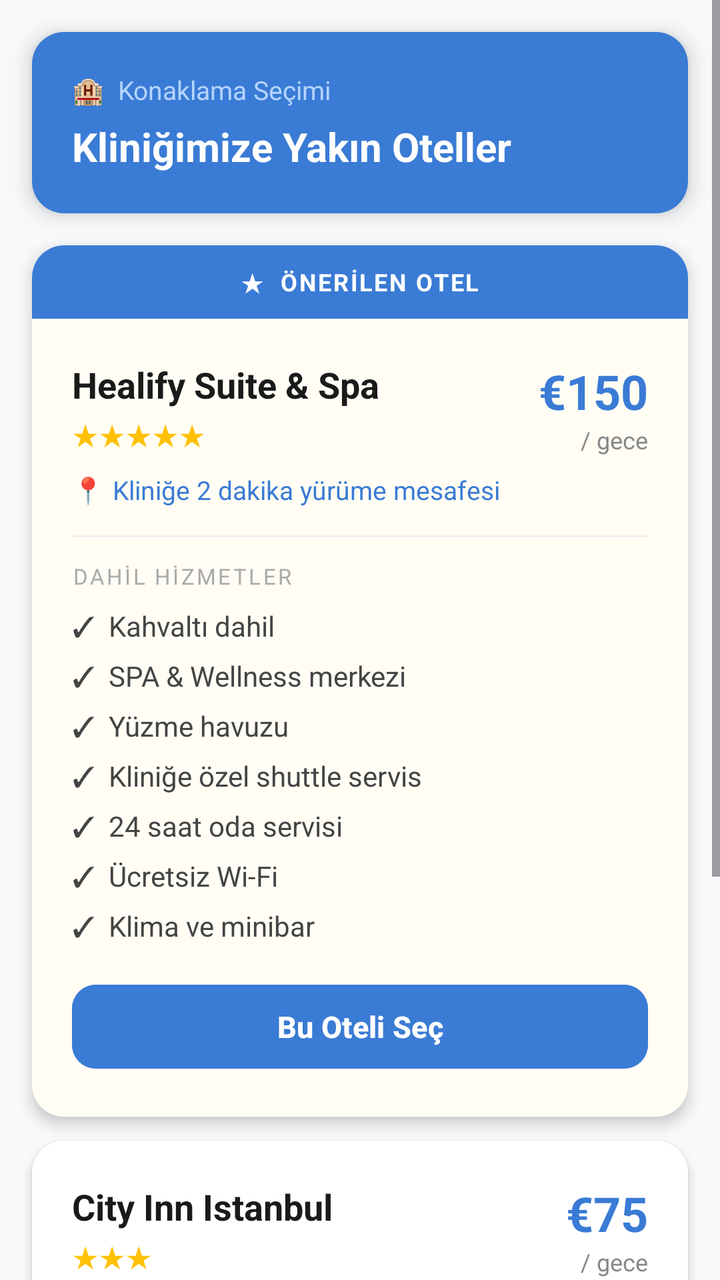
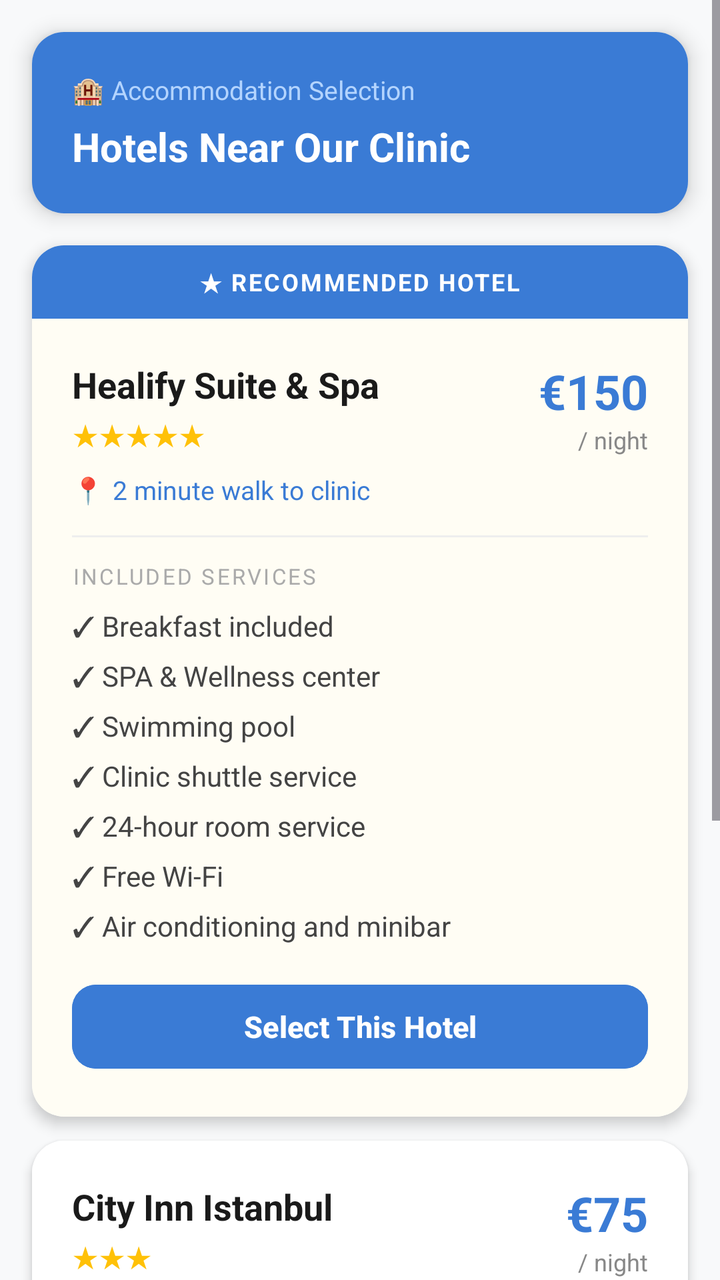

Before-and-after screenshots of an Android layout around one commit, followed by the original layout XML and the change that was made.
<!-- AndroidManifest.xml: application theme Theme.HealifyApp -->
<!-- res/layout/fragment_hotel.xml -->
<?xml version="1.0" encoding="utf-8"?>
<ScrollView xmlns:android="http://schemas.android.com/apk/res/android"
    xmlns:app="http://schemas.android.com/apk/res-auto"
    android:layout_width="match_parent"
    android:layout_height="match_parent"
    android:background="#F8F9FA"
    android:fillViewport="true">

    <LinearLayout
        android:layout_width="match_parent"
        android:layout_height="wrap_content"
        android:orientation="vertical"
        android:paddingBottom="40dp">

        
        <androidx.cardview.widget.CardView
            android:layout_width="match_parent"
            android:layout_height="wrap_content"
            android:layout_marginStart="16dp"
            android:layout_marginEnd="16dp"
            android:layout_marginTop="16dp"
            app:cardCornerRadius="16dp"
            app:cardElevation="6dp">
            <LinearLayout
                android:layout_width="match_parent"
                android:layout_height="wrap_content"
                android:orientation="vertical"
                android:padding="20dp"
                android:background="#3A7BD5">
                <TextView
                    android:layout_width="wrap_content"
                    android:layout_height="wrap_content"
                    android:text="🏨  Konaklama Seçimi"
                    android:textColor="#B3D4FF"
                    android:textSize="13sp" />
                <TextView
                    android:layout_width="wrap_content"
                    android:layout_height="wrap_content"
                    android:text="Kliniğimize Yakın Oteller"
                    android:textColor="#FFFFFF"
                    android:textSize="20sp"
                    android:textStyle="bold"
                    android:layout_marginTop="6dp" />
            </LinearLayout>
        </androidx.cardview.widget.CardView>

        
        <androidx.cardview.widget.CardView
            android:layout_width="match_parent"
            android:layout_height="wrap_content"
            android:layout_marginStart="16dp"
            android:layout_marginEnd="16dp"
            android:layout_marginTop="16dp"
            app:cardCornerRadius="16dp"
            app:cardElevation="4dp">
            <LinearLayout
                android:layout_width="match_parent"
                android:layout_height="wrap_content"
                android:orientation="vertical"
                android:background="#FFFDF4">

                
                <LinearLayout
                    android:layout_width="match_parent"
                    android:layout_height="wrap_content"
                    android:orientation="horizontal"
                    android:background="#3A7BD5"
                    android:padding="10dp"
                    android:gravity="center">
                    <TextView
                        android:layout_width="wrap_content"
                        android:layout_height="wrap_content"
                        android:text="★  ÖNERİLEN OTEL"
                        android:textColor="#FFFFFF"
                        android:textSize="12sp"
                        android:textStyle="bold"
                        android:letterSpacing="0.08" />
                </LinearLayout>

                <LinearLayout
                    android:layout_width="match_parent"
                    android:layout_height="wrap_content"
                    android:orientation="vertical"
                    android:padding="20dp">

                    <LinearLayout
                        android:layout_width="match_parent"
                        android:layout_height="wrap_content"
                        android:orientation="horizontal"
                        android:gravity="center_vertical">
                        <LinearLayout
                            android:layout_width="0dp"
                            android:layout_height="wrap_content"
                            android:layout_weight="1"
                            android:orientation="vertical">
                            <TextView
                                android:layout_width="wrap_content"
                                android:layout_height="wrap_content"
                                android:text="Healify Suite &amp; Spa"
                                android:textColor="#1A1A1A"
                                android:textSize="18sp"
                                android:textStyle="bold" />
                            <TextView
                                android:layout_width="wrap_content"
                                android:layout_height="wrap_content"
                                android:text="★★★★★"
                                android:textColor="#FFC107"
                                android:textSize="15sp"
                                android:layout_marginTop="2dp" />
                        </LinearLayout>
                        <LinearLayout
                            android:layout_width="wrap_content"
                            android:layout_height="wrap_content"
                            android:orientation="vertical"
                            android:gravity="end">
                            <TextView
                                android:layout_width="wrap_content"
                                android:layout_height="wrap_content"
                                android:text="€150"
                                android:textColor="#3A7BD5"
                                android:textSize="24sp"
                                android:textStyle="bold" />
                            <TextView
                                android:layout_width="wrap_content"
                                android:layout_height="wrap_content"
                                android:text="/ gece"
                                android:textColor="#888888"
                                android:textSize="12sp" />
                        </LinearLayout>
                    </LinearLayout>

                    <LinearLayout
                        android:layout_width="wrap_content"
                        android:layout_height="wrap_content"
                        android:orientation="horizontal"
                        android:gravity="center_vertical"
                        android:layout_marginTop="8dp">
                        <TextView
                            android:layout_width="wrap_content"
                            android:layout_height="wrap_content"
                            android:text="📍"
                            android:textSize="13sp"
                            android:layout_marginEnd="4dp" />
                        <TextView
                            android:layout_width="wrap_content"
                            android:layout_height="wrap_content"
                            android:text="Kliniğe 2 dakika yürüme mesafesi"
                            android:textColor="#3A7BD5"
                            android:textSize="13sp" />
                    </LinearLayout>

                    <View
                        android:layout_width="match_parent"
                        android:layout_height="1dp"
                        android:background="#EEEEEE"
                        android:layout_marginTop="14dp"
                        android:layout_marginBottom="12dp" />

                    <TextView
                        android:layout_width="wrap_content"
                        android:layout_height="wrap_content"
                        android:text="DAHİL HİZMETLER"
                        android:textColor="#AAAAAA"
                        android:textSize="11sp"
                        android:letterSpacing="0.1"
                        android:layout_marginBottom="8dp" />

                    <TextView
                        android:layout_width="wrap_content"
                        android:layout_height="wrap_content"
                        android:text="✓  Kahvaltı dahil\n✓  SPA &amp; Wellness merkezi\n✓  Yüzme havuzu\n✓  Kliniğe özel shuttle servis\n✓  24 saat oda servisi\n✓  Ücretsiz Wi-Fi\n✓  Klima ve minibar"
                        android:textColor="#444444"
                        android:textSize="14sp"
                        android:lineSpacingExtra="6dp" />

                    <Button
                        android:id="@+id/btnSelectLuxury"
                        android:layout_width="match_parent"
                        android:layout_height="50dp"
                        android:layout_marginTop="16dp"
                        android:text="Bu Oteli Seç"
                        android:textSize="15sp"
                        android:textStyle="bold"
                        android:backgroundTint="#3A7BD5"
                        android:textColor="@android:color/white"
                        app:cornerRadius="12dp" />
                </LinearLayout>
            </LinearLayout>
        </androidx.cardview.widget.CardView>

        
        <androidx.cardview.widget.CardView
            android:layout_width="match_parent"
            android:layout_height="wrap_content"
            android:layout_marginStart="16dp"
            android:layout_marginEnd="16dp"
            android:layout_marginTop="12dp"
            app:cardCornerRadius="16dp"
            app:cardElevation="3dp">
            <LinearLayout
                android:layout_width="match_parent"
                android:layout_height="wrap_content"
                android:orientation="vertical"
                android:padding="20dp"
                android:background="#FFFFFF">

                <LinearLayout
                    android:layout_width="match_parent"
                    android:layout_height="wrap_content"
                    android:orientation="horizontal"
                    android:gravity="center_vertical">
                    <LinearLayout
                        android:layout_width="0dp"
                        android:layout_height="wrap_content"
                        android:layout_weight="1"
                        android:orientation="vertical">
                        <TextView
                            android:layout_width="wrap_content"
                            android:layout_height="wrap_content"
                            android:text="City Inn Istanbul"
                            android:textColor="#1A1A1A"
                            android:textSize="18sp"
                            android:textStyle="bold" />
                        <TextView
                            android:layout_width="wrap_content"
                            android:layout_height="wrap_content"
                            android:text="★★★"
                            android:textColor="#FFC107"
                            android:textSize="15sp"
                            android:layout_marginTop="2dp" />
                    </LinearLayout>
                    <LinearLayout
                        android:layout_width="wrap_content"
                        android:layout_height="wrap_content"
                        android:orientation="vertical"
                        android:gravity="end">
                        <TextView
                            android:layout_width="wrap_content"
                            android:layout_height="wrap_content"
                            android:text="€75"
                            android:textColor="#3A7BD5"
                            android:textSize="24sp"
                            android:textStyle="bold" />
                        <TextView
                            android:layout_width="wrap_content"
                            android:layout_height="wrap_content"
                            android:text="/ gece"
                            android:textColor="#888888"
                            android:textSize="12sp" />
                    </LinearLayout>
                </LinearLayout>

                <LinearLayout
                    android:layout_width="wrap_content"
                    android:layout_height="wrap_content"
                    android:orientation="horizontal"
                    android:gravity="center_vertical"
                    android:layout_marginTop="8dp">
                    <TextView
                        android:layout_width="wrap_content"
                        android:layout_height="wrap_content"
                        android:text="📍"
                        android:textSize="13sp"
                        android:layout_marginEnd="4dp" />
                    <TextView
                        android:layout_width="wrap_content"
                        android:layout_height="wrap_content"
                        android:text="Kliniğe 10 dakika yürüme mesafesi"
                        android:textColor="#888888"
                        android:textSize="13sp" />
                </LinearLayout>

                <View
                    android:layout_width="match_parent"
                    android:layout_height="1dp"
                    android:background="#EEEEEE"
                    android:layout_marginTop="14dp"
                    android:layout_marginBottom="12dp" />

                <TextView
                    android:layout_width="wrap_content"
                    android:layout_height="wrap_content"
                    android:text="DAHİL HİZMETLER"
                    android:textColor="#AAAAAA"
                    android:textSize="11sp"
                    android:letterSpacing="0.1"
                    android:layout_marginBottom="8dp" />

                <TextView
                    android:layout_width="wrap_content"
                    android:layout_height="wrap_content"
                    android:text="✓  Kahvaltı dahil\n✓  Ücretsiz Wi-Fi\n✓  24 saat resepsiyon\n✓  Klima"
                    android:textColor="#444444"
                    android:textSize="14sp"
                    android:lineSpacingExtra="6dp" />

                <com.google.android.material.button.MaterialButton
                    android:id="@+id/btnSelectStandard"
                    style="@style/Widget.MaterialComponents.Button.OutlinedButton"
                    android:layout_width="match_parent"
                    android:layout_height="50dp"
                    android:layout_marginTop="16dp"
                    android:text="Bu Oteli Seç"
                    android:textSize="15sp"
                    android:textStyle="bold"
                    android:textColor="#3A7BD5"
                    app:strokeColor="#3A7BD5"
                    app:strokeWidth="1.5dp"
                    app:cornerRadius="12dp" />

            </LinearLayout>
        </androidx.cardview.widget.CardView>

        
        <androidx.cardview.widget.CardView
            android:id="@+id/cardHotelConfirm"
            android:layout_width="match_parent"
            android:layout_height="wrap_content"
            android:layout_marginStart="16dp"
            android:layout_marginEnd="16dp"
            android:layout_marginTop="16dp"
            android:visibility="gone"
            app:cardCornerRadius="16dp"
            app:cardElevation="4dp">
            <LinearLayout
                android:layout_width="match_parent"
                android:layout_height="wrap_content"
                android:orientation="vertical"
                android:padding="24dp"
                android:gravity="center"
                android:background="#FFFFFF">

                <TextView
                    android:layout_width="64dp"
                    android:layout_height="64dp"
                    android:gravity="center"
                    android:text="✓"
                    android:textSize="30sp"
                    android:textColor="#FFFFFF"
                    android:background="@drawable/bg_date_chip_selected" />

                <TextView
                    android:layout_width="wrap_content"
                    android:layout_height="wrap_content"
                    android:text="Rezervasyonunuz Alındı!"
                    android:textSize="20sp"
                    android:textStyle="bold"
                    android:textColor="#1A1A1A"
                    android:layout_marginTop="16dp" />

                <TextView
                    android:id="@+id/tvConfirmedHotel"
                    android:layout_width="wrap_content"
                    android:layout_height="wrap_content"
                    android:textSize="16sp"
                    android:textColor="#3A7BD5"
                    android:textStyle="bold"
                    android:gravity="center"
                    android:layout_marginTop="8dp" />

                <TextView
                    android:layout_width="wrap_content"
                    android:layout_height="wrap_content"
                    android:text="Seçiminiz kaydedildi."
                    android:textSize="13sp"
                    android:textColor="#888888"
                    android:gravity="center"
                    android:layout_marginTop="10dp" />

            </LinearLayout>
        </androidx.cardview.widget.CardView>

        <Button
            android:id="@+id/btnGoToSummary"
            android:layout_width="match_parent"
            android:layout_height="56dp"
            android:layout_marginStart="16dp"
            android:layout_marginEnd="16dp"
            android:layout_marginTop="14dp"
            android:text="Rezervasyon Özetine Geç  →"
            android:textSize="15sp"
            android:textStyle="bold"
            android:backgroundTint="#3A7BD5"
            android:textColor="@android:color/white"
            android:visibility="gone"
            app:cornerRadius="14dp" />

    </LinearLayout>
</ScrollView>
<!-- resources referenced by this layout -->
<resources>
  <!-- drawable bg_date_chip_selected (drawable) -->
  <?xml version="1.0" encoding="utf-8"?>
  <shape xmlns:android="http://schemas.android.com/apk/res/android"
      android:shape="rectangle">
      <solid android:color="#3A7BD5" />
      <corners android:radius="14dp" />
  </shape>
  <style name="Theme.HealifyApp" parent="Base.Theme.HealifyApp" />
  <style name="Base.Theme.HealifyApp" parent="Theme.Material3.DayNight.NoActionBar">
          
          
      </style>
</resources>

<!-- the commit's change to res/layout/fragment_hotel.xml (unified diff, before → after) -->
@@ -30,22 +30,25 @@
                 <TextView
                     android:layout_width="wrap_content"
                     android:layout_height="wrap_content"
-                    android:text="🏨  Konaklama Seçimi"
+                    android:text="@string/hotel_header"
                     android:textColor="#B3D4FF"
-                    android:textSize="13sp" />
-                <TextView
-                    android:layout_width="wrap_content"
-                    android:layout_height="wrap_content"
-                    android:text="Kliniğimize Yakın Oteller"
+                    android:textSize="13sp"
+                    android:textAlignment="viewStart" />
+                <TextView
+                    android:layout_width="wrap_content"
+                    android:layout_height="wrap_content"
+                    android:text="@string/hotel_near_clinic"
                     android:textColor="#FFFFFF"
                     android:textSize="20sp"
                     android:textStyle="bold"
-                    android:layout_marginTop="6dp" />
+                    android:layout_marginTop="6dp"
+                    android:textAlignment="viewStart" />
             </LinearLayout>
         </androidx.cardview.widget.CardView>
 
         
         <androidx.cardview.widget.CardView
+            android:id="@+id/cardLuxuryHotel"
             android:layout_width="match_parent"
             android:layout_height="wrap_content"
             android:layout_marginStart="16dp"
@@ -70,7 +73,7 @@
                     <TextView
                         android:layout_width="wrap_content"
                         android:layout_height="wrap_content"
-                        android:text="★  ÖNERİLEN OTEL"
+                        android:text="@string/hotel_recommended"
                         android:textColor="#FFFFFF"
                         android:textSize="12sp"
                         android:textStyle="bold"
@@ -99,7 +102,8 @@
                                 android:text="Healify Suite &amp; Spa"
                                 android:textColor="#1A1A1A"
                                 android:textSize="18sp"
-                                android:textStyle="bold" />
+                                android:textStyle="bold"
+                                android:textAlignment="viewStart" />
                             <TextView
                                 android:layout_width="wrap_content"
                                 android:layout_height="wrap_content"
@@ -123,7 +127,7 @@
                             <TextView
                                 android:layout_width="wrap_content"
                                 android:layout_height="wrap_content"
-                                android:text="/ gece"
+                                android:text="@string/hotel_per_night"
                                 android:textColor="#888888"
                                 android:textSize="12sp" />
                         </LinearLayout>
@@ -144,9 +148,10 @@
                         <TextView
                             android:layout_width="wrap_content"
                             android:layout_height="wrap_content"
-                            android:text="Kliniğe 2 dakika yürüme mesafesi"
+                            android:text="@string/hotel_luxury_distance"
                             android:textColor="#3A7BD5"
-                            android:textSize="13sp" />
+                            android:textSize="13sp"
+                            android:textAlignment="viewStart" />
                     </LinearLayout>
 
                     <View
@@ -159,26 +164,28 @@
                     <TextView
                         android:layout_width="wrap_content"
                         android:layout_height="wrap_content"
-                        android:text="DAHİL HİZMETLER"
+                        android:text="@string/hotel_included_services"
                         android:textColor="#AAAAAA"
                         android:textSize="11sp"
                         android:letterSpacing="0.1"
-                        android:layout_marginBottom="8dp" />
+                        android:layout_marginBottom="8dp"
+                        android:textAlignment="viewStart" />
 
                     <TextView
                         android:layout_width="wrap_content"
                         android:layout_height="wrap_content"
-                        android:text="✓  Kahvaltı dahil\n✓  SPA &amp; Wellness merkezi\n✓  Yüzme havuzu\n✓  Kliniğe özel shuttle servis\n✓  24 saat oda servisi\n✓  Ücretsiz Wi-Fi\n✓  Klima ve minibar"
+                        android:text="@string/hotel_luxury_services"
                         android:textColor="#444444"
                         android:textSize="14sp"
-                        android:lineSpacingExtra="6dp" />
+                        android:lineSpacingExtra="6dp"
+                        android:textAlignment="viewStart" />
 
                     <Button
                         android:id="@+id/btnSelectLuxury"
                         android:layout_width="match_parent"
                         android:layout_height="50dp"
                         android:layout_marginTop="16dp"
-                        android:text="Bu Oteli Seç"
+                        android:text="@string/hotel_select_btn"
                         android:textSize="15sp"
                         android:textStyle="bold"
                         android:backgroundTint="#3A7BD5"
@@ -190,6 +197,7 @@
 
         
         <androidx.cardview.widget.CardView
+            android:id="@+id/cardStandardHotel"
             android:layout_width="match_parent"
             android:layout_height="wrap_content"
             android:layout_marginStart="16dp"
@@ -220,7 +228,8 @@
                             android:text="City Inn Istanbul"
                             android:textColor="#1A1A1A"
                             android:textSize="18sp"
-                            android:textStyle="bold" />
+                            android:textStyle="bold"
+                            android:textAlignment="viewStart" />
                         <TextView
                             android:layout_width="wrap_content"
                             android:layout_height="wrap_content"
@@ -244,7 +253,7 @@
                         <TextView
                             android:layout_width="wrap_content"
                             android:layout_height="wrap_content"
-                            android:text="/ gece"
+                            android:text="@string/hotel_per_night"
                             android:textColor="#888888"
                             android:textSize="12sp" />
                     </LinearLayout>
@@ -265,9 +274,10 @@
                     <TextView
                         android:layout_width="wrap_content"
                         android:layout_height="wrap_content"
-                        android:text="Kliniğe 10 dakika yürüme mesafesi"
+                        android:text="@string/hotel_standard_distance"
                         android:textColor="#888888"
-                        android:textSize="13sp" />
+                        android:textSize="13sp"
+                        android:textAlignment="viewStart" />
                 </LinearLayout>
 
                 <View
@@ -280,19 +290,21 @@
                 <TextView
                     android:layout_width="wrap_content"
                     android:layout_height="wrap_content"
-                    android:text="DAHİL HİZMETLER"
+                    android:text="@string/hotel_included_services"
                     android:textColor="#AAAAAA"
                     android:textSize="11sp"
                     android:letterSpacing="0.1"
-                    android:layout_marginBottom="8dp" />
-
-                <TextView
-                    android:layout_width="wrap_content"
-                    android:layout_height="wrap_content"
-                    android:text="✓  Kahvaltı dahil\n✓  Ücretsiz Wi-Fi\n✓  24 saat resepsiyon\n✓  Klima"
+                    android:layout_marginBottom="8dp"
+                    android:textAlignment="viewStart" />
+
+                <TextView
+                    android:layout_width="wrap_content"
+                    android:layout_height="wrap_content"
+                    android:text="@string/hotel_standard_services"
                     android:textColor="#444444"
                     android:textSize="14sp"
-                    android:lineSpacingExtra="6dp" />
+                    android:lineSpacingExtra="6dp"
+                    android:textAlignment="viewStart" />
 
                 <com.google.android.material.button.MaterialButton
                     android:id="@+id/btnSelectStandard"
@@ -300,7 +312,7 @@
                     android:layout_width="match_parent"
                     android:layout_height="50dp"
                     android:layout_marginTop="16dp"
-                    android:text="Bu Oteli Seç"
+                    android:text="@string/hotel_select_btn"
                     android:textSize="15sp"
                     android:textStyle="bold"
                     android:textColor="#3A7BD5"
@@ -342,11 +354,12 @@
                 <TextView
                     android:layout_width="wrap_content"
                     android:layout_height="wrap_content"
-                    android:text="Rezervasyonunuz Alındı!"
+                    android:text="@string/hotel_reservation_title"
                     android:textSize="20sp"
                     android:textStyle="bold"
                     android:textColor="#1A1A1A"
-                    android:layout_marginTop="16dp" />
+                    android:layout_marginTop="16dp"
+                    android:textAlignment="center" />
 
                 <TextView
                     android:id="@+id/tvConfirmedHotel"
@@ -361,7 +374,7 @@
                 <TextView
                     android:layout_width="wrap_content"
                     android:layout_height="wrap_content"
-                    android:text="Seçiminiz kaydedildi."
+                    android:text="@string/hotel_selection_saved"
                     android:textSize="13sp"
                     android:textColor="#888888"
                     android:gravity="center"
@@ -370,14 +383,32 @@
             </LinearLayout>
         </androidx.cardview.widget.CardView>
 
+        
+        <com.google.android.material.button.MaterialButton
+            android:id="@+id/btnCompareHotels"
+            style="@style/Widget.MaterialComponents.Button.OutlinedButton"
+            android:layout_width="match_parent"
+            android:layout_height="52dp"
+            android:layout_marginStart="16dp"
+            android:layout_marginEnd="16dp"
+            android:layout_marginTop="12dp"
+            android:text="@string/hotel_compare_btn"
+            android:textSize="14sp"
+            android:textStyle="bold"
+            android:textColor="#3A7BD5"
+            app:strokeColor="#3A7BD5"
+            app:strokeWidth="1.5dp"
+            app:cornerRadius="14dp" />
+
+        
         <Button
             android:id="@+id/btnGoToSummary"
             android:layout_width="match_parent"
             android:layout_height="56dp"
             android:layout_marginStart="16dp"
             android:layout_marginEnd="16dp"
-            android:layout_marginTop="14dp"
-            android:text="Rezervasyon Özetine Geç  →"
+            android:layout_marginTop="10dp"
+            android:text="@string/hotel_go_summary_btn"
             android:textSize="15sp"
             android:textStyle="bold"
             android:backgroundTint="#3A7BD5"
<!-- resource entries referenced after the edit -->
@@ -7,6 +7,20 @@
       <solid android:color="#3A7BD5" />
       <corners android:radius="14dp" />
   </shape>
+  <string name="hotel_compare_btn">Compare Hotels</string>
+  <string name="hotel_go_summary_btn">Go to Reservation Summary  →</string>
+  <string name="hotel_header">🏨  Accommodation Selection</string>
+  <string name="hotel_included_services">INCLUDED SERVICES</string>
+  <string name="hotel_luxury_distance">2 minute walk to clinic</string>
+  <string name="hotel_luxury_services">✓  Breakfast included\n✓  SPA &amp; Wellness center\n✓  Swimming pool\n✓  Clinic shuttle service\n✓  24-hour room service\n✓  Free Wi-Fi\n✓  Air conditioning and minibar</string>
+  <string name="hotel_near_clinic">Hotels Near Our Clinic</string>
+  <string name="hotel_per_night">/ night</string>
+  <string name="hotel_recommended">★  RECOMMENDED HOTEL</string>
+  <string name="hotel_reservation_title">Reservation Confirmed!</string>
+  <string name="hotel_select_btn">Select This Hotel</string>
+  <string name="hotel_selection_saved">Your selection has been saved.</string>
+  <string name="hotel_standard_distance">10 minute walk to clinic</string>
+  <string name="hotel_standard_services">✓  Breakfast included\n✓  Free Wi-Fi\n✓  24-hour reception\n✓  Air conditioning</string>
   <style name="Theme.HealifyApp" parent="Base.Theme.HealifyApp" />
   <style name="Base.Theme.HealifyApp" parent="Theme.Material3.DayNight.NoActionBar">
           
